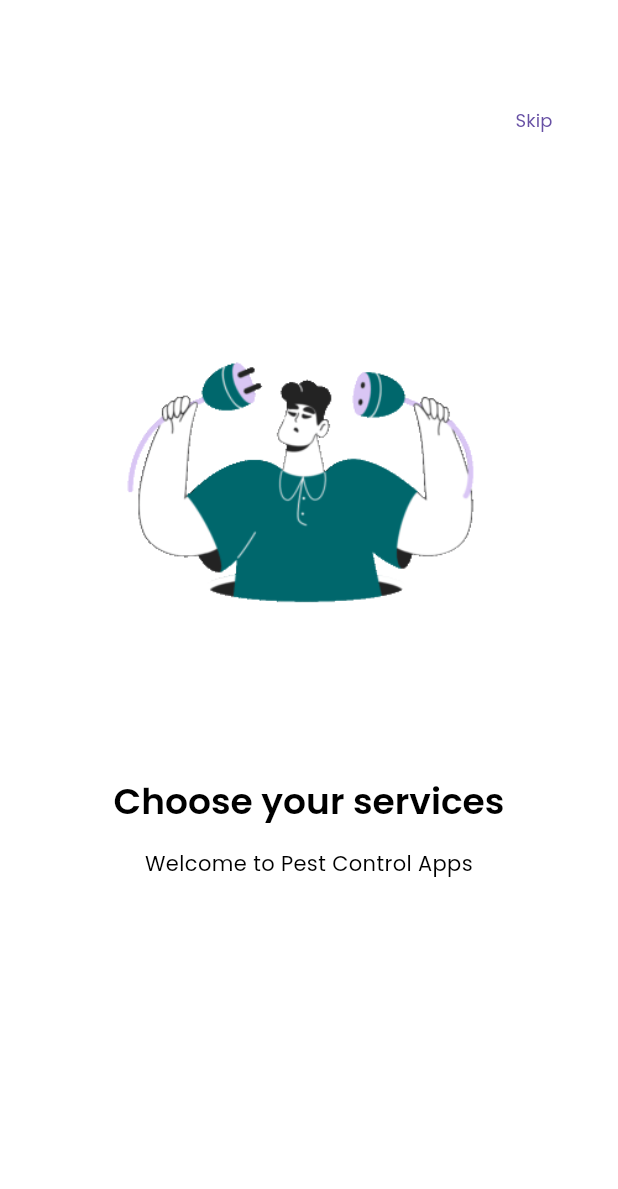
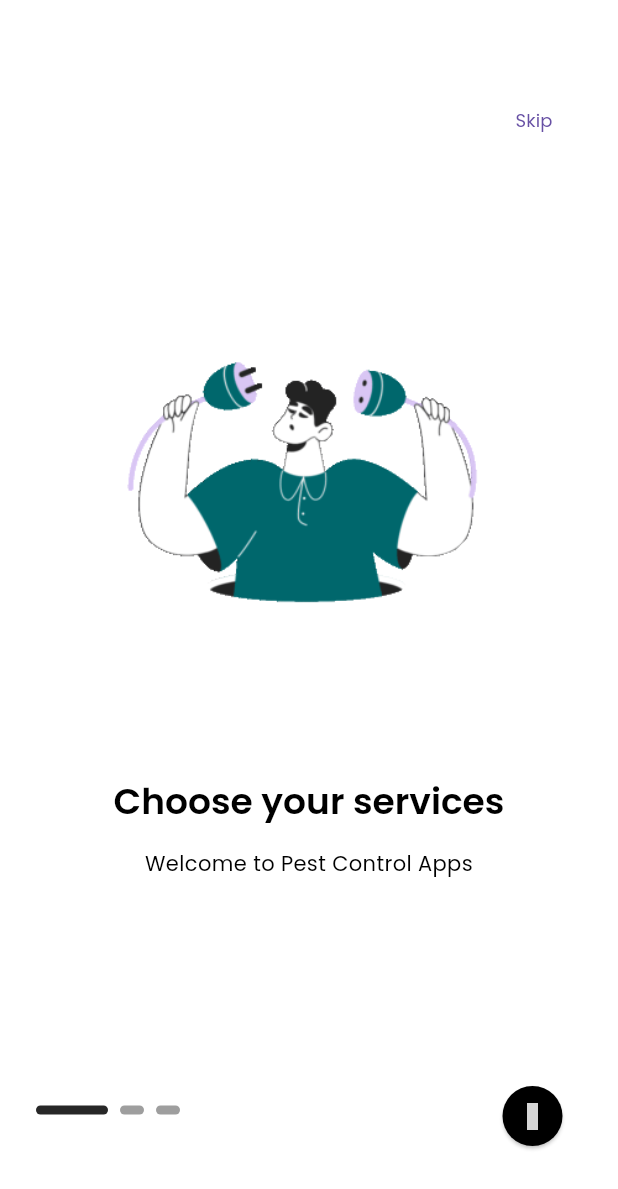
Before and after one commit to Galih17421010/CleanEase, a Flutter app: the screen it shows after launch, after a tap on "Skip", on a phone screen of 412 x 824 dp. Shown: the top 1189 px of the screen. Run offline on Flutter 3.47's test engine with Material 3 defaults, Android fonts, the phone set to English and light mode, and no system bars; drawn by our look-alikes of smooth_page_indicator; our stand-ins replace get, get_storage, iconsax, logger; grey boxes are pictures that could not be loaded.

Commit message:
widget onboarding

```diff
--- a/lib/features/authentication/controller/onboarding_controller.dart
+++ b/lib/features/authentication/controller/onboarding_controller.dart
@@ -1,13 +1,30 @@
+import 'package:flutter/widgets.dart';
 import 'package:get/get.dart';
 
 class OnBoardingController extends GetxController {
   static OnBoardingController get instance => Get.find();
 
-  void updatePageIndicator(index) {}
+  final pageController = PageController();
+  Rx<int> currentPageIndex = 0.obs;
 
-  void dotNavigationClick(index) {}
+  void updatePageIndicator(index) => currentPageIndex.value = index;
 
-  void nextPage() {}
+  void dotNavigationClick(index) {
+    currentPageIndex.value = index;
+    pageController.jumpTo(index);
+  }
 
-  void skipPage() {}
+  void nextPage() {
+    if (currentPageIndex.value == 2) {
+      // Get.to(LoginScreen());
+    } else {
+      int page = currentPageIndex.value + 1;
+      pageController.jumpToPage(page);
+    }
+  }
+
+  void skipPage() {
+    currentPageIndex.value = 2;
+    pageController.jumpTo(2);
+  }
 }
--- a/lib/features/authentication/screens/onboarding/onboarding.dart
+++ b/lib/features/authentication/screens/onboarding/onboarding.dart
@@ -1,19 +1,26 @@
+import 'package:clean_ease/features/authentication/controller/onboarding_controller.dart';
+import 'package:clean_ease/features/authentication/screens/onboarding/widgets/onboarding_dot_navigation.dart';
+import 'package:clean_ease/features/authentication/screens/onboarding/widgets/onboarding_next_button.dart';
+import 'package:clean_ease/features/authentication/screens/onboarding/widgets/onboarding_page.dart';
+import 'package:clean_ease/features/authentication/screens/onboarding/widgets/onboarding_skip.dart';
 import 'package:clean_ease/utils/constants/image_strings.dart';
-import 'package:clean_ease/utils/constants/sizes.dart';
 import 'package:clean_ease/utils/constants/text_strings.dart';
-import 'package:clean_ease/utils/devices/device_utility.dart';
-import 'package:clean_ease/utils/helpers/helper_function.dart';
 import 'package:flutter/material.dart';
+import 'package:get/get.dart';
 
 class OnBoardingScreen extends StatelessWidget {
   const OnBoardingScreen({super.key});
 
   @override
   Widget build(BuildContext context) {
+    final controller = Get.put(OnBoardingController());
+
     return Scaffold(
       body: Stack(
         children: [
           PageView(
+            controller: controller.pageController,
+            onPageChanged: controller.updatePageIndicator,
             children: const [
               OnBoardingPage(
                 image: AppImages.onBoardImage1,
@@ -32,67 +39,11 @@
               ),
             ],
           ),
-          OnBoardingSkip(),
+          const OnBoardingSkip(),
+          const OnBoardingDotNavigation(),
+          const OnBoardingNextButton(),
         ],
       ),
     );
   }
 }
-
-class OnBoardingSkip extends StatelessWidget {
-  const OnBoardingSkip({
-    super.key,
-  });
-
-  @override
-  Widget build(BuildContext context) {
-    return Positioned(
-      top: AppDeviceUtils.getAppBarHeight(),
-      right: AppSize.defaultSpace,
-      child: TextButton(
-        onPressed: () {},
-        child: const Text('Skip'),
-      ),
-    );
-  }
-}
-
-class OnBoardingPage extends StatelessWidget {
-  const OnBoardingPage({
-    super.key,
-    required this.image,
-    required this.title,
-    required this.subTitle,
-  });
-
-  final String image, title, subTitle;
-
-  @override
-  Widget build(BuildContext context) {
-    return Padding(
-      padding: const EdgeInsets.all(AppSize.defaultSpace),
-      child: Column(
-        children: [
-          Image(
-            width: AppHelperFunctions.screenWidth() * 0.8,
-            height: AppHelperFunctions.screenHeight() * 0.6,
-            image: AssetImage(image),
-          ),
-          Text(
-            title,
-            style: Theme.of(context).textTheme.headlineMedium,
-            textAlign: TextAlign.center,
-          ),
-          const SizedBox(
-            height: AppSize.spaceBtwItems,
-          ),
-          Text(
-            subTitle,
-            style: Theme.of(context).textTheme.bodyMedium,
-            textAlign: TextAlign.center,
-          ),
-        ],
-      ),
-    );
-  }
-}
--- /dev/null
+++ b/lib/features/authentication/screens/onboarding/widgets/onboarding_dot_navigation.dart
@@ -0,0 +1,32 @@
+import 'package:clean_ease/features/authentication/controller/onboarding_controller.dart';
+import 'package:clean_ease/utils/constants/colors.dart';
+import 'package:clean_ease/utils/constants/sizes.dart';
+import 'package:clean_ease/utils/devices/device_utility.dart';
+import 'package:clean_ease/utils/helpers/helper_function.dart';
+import 'package:flutter/material.dart';
+import 'package:smooth_page_indicator/smooth_page_indicator.dart';
+
+class OnBoardingDotNavigation extends StatelessWidget {
+  const OnBoardingDotNavigation({
+    super.key,
+  });
+
+  @override
+  Widget build(BuildContext context) {
+    final controller = OnBoardingController.instance;
+    final dark = AppHelperFunctions.isDarkMode(context);
+
+    return Positioned(
+      bottom: AppDeviceUtils.getBottomNavigationBarHeight() + 25,
+      left: AppSize.defaultSpace,
+      child: SmoothPageIndicator(
+        controller: controller.pageController,
+        onDotClicked: controller.dotNavigationClick,
+        count: 3,
+        effect: ExpandingDotsEffect(
+            activeDotColor: dark ? AppColors.light : AppColors.dark,
+            dotHeight: 6),
+      ),
+    );
+  }
+}
--- /dev/null
+++ b/lib/features/authentication/screens/onboarding/widgets/onboarding_next_button.dart
@@ -0,0 +1,30 @@
+import 'package:clean_ease/features/authentication/controller/onboarding_controller.dart';
+import 'package:clean_ease/utils/constants/colors.dart';
+import 'package:clean_ease/utils/constants/sizes.dart';
+import 'package:clean_ease/utils/devices/device_utility.dart';
+import 'package:clean_ease/utils/helpers/helper_function.dart';
+import 'package:flutter/material.dart';
+import 'package:iconsax/iconsax.dart';
+
+class OnBoardingNextButton extends StatelessWidget {
+  const OnBoardingNextButton({
+    super.key,
+  });
+
+  @override
+  Widget build(BuildContext context) {
+    final dark = AppHelperFunctions.isDarkMode(context);
+
+    return Positioned(
+      right: AppSize.defaultSpace,
+      bottom: AppDeviceUtils.getBottomNavigationBarHeight(),
+      child: ElevatedButton(
+        onPressed: () => OnBoardingController.instance.nextPage(),
+        style: ElevatedButton.styleFrom(
+            shape: const CircleBorder(),
+            backgroundColor: dark ? AppColors.primary : Colors.black),
+        child: const Icon(Iconsax.arrow_right_3),
+      ),
+    );
+  }
+}
--- /dev/null
+++ b/lib/features/authentication/screens/onboarding/widgets/onboarding_page.dart
@@ -0,0 +1,43 @@
+import 'package:clean_ease/utils/constants/sizes.dart';
+import 'package:clean_ease/utils/helpers/helper_function.dart';
+import 'package:flutter/material.dart';
+
+class OnBoardingPage extends StatelessWidget {
+  const OnBoardingPage({
+    super.key,
+    required this.image,
+    required this.title,
+    required this.subTitle,
+  });
+
+  final String image, title, subTitle;
+
+  @override
+  Widget build(BuildContext context) {
+    return Padding(
+      padding: const EdgeInsets.all(AppSize.defaultSpace),
+      child: Column(
+        children: [
+          Image(
+            width: AppHelperFunctions.screenWidth() * 0.8,
+            height: AppHelperFunctions.screenHeight() * 0.6,
+            image: AssetImage(image),
+          ),
+          Text(
+            title,
+            style: Theme.of(context).textTheme.headlineMedium,
+            textAlign: TextAlign.center,
+          ),
+          const SizedBox(
+            height: AppSize.spaceBtwItems,
+          ),
+          Text(
+            subTitle,
+            style: Theme.of(context).textTheme.bodyMedium,
+            textAlign: TextAlign.center,
+          ),
+        ],
+      ),
+    );
+  }
+}
--- /dev/null
+++ b/lib/features/authentication/screens/onboarding/widgets/onboarding_skip.dart
@@ -0,0 +1,22 @@
+import 'package:clean_ease/features/authentication/controller/onboarding_controller.dart';
+import 'package:clean_ease/utils/constants/sizes.dart';
+import 'package:clean_ease/utils/devices/device_utility.dart';
+import 'package:flutter/material.dart';
+
+class OnBoardingSkip extends StatelessWidget {
+  const OnBoardingSkip({
+    super.key,
+  });
+
+  @override
+  Widget build(BuildContext context) {
+    return Positioned(
+      top: AppDeviceUtils.getAppBarHeight(),
+      right: AppSize.defaultSpace,
+      child: TextButton(
+        onPressed: () => OnBoardingController.instance.skipPage(),
+        child: const Text('Skip'),
+      ),
+    );
+  }
+}
```
Also changed, not shown: lib/utils/constants/colors.dart (+9 -9 lines).
